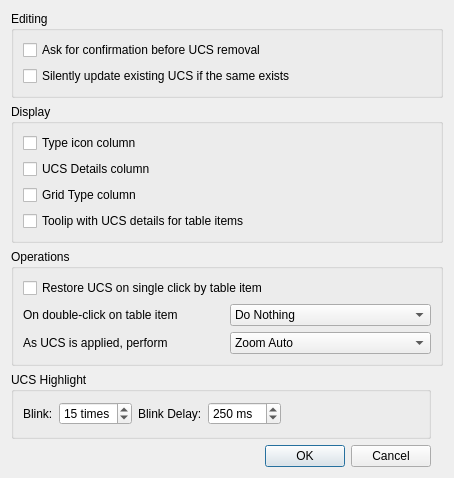
Old version of the form librecad/src/ui/dock_widgets/ucs_list/lc_dlgucslistoptions.ui in the repository LibreCAD/LibreCAD.
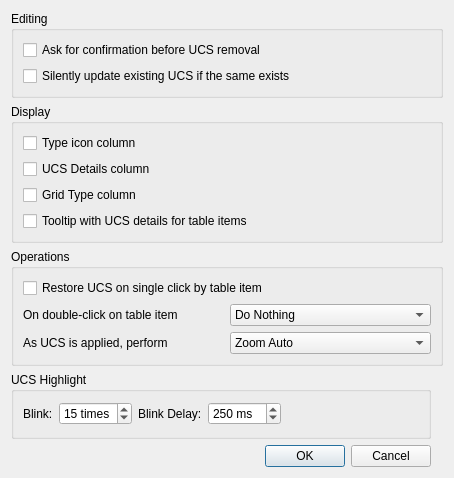
New version of the form.

Diff of the .ui file:
```diff
--- a/librecad/src/ui/dock_widgets/ucs_list/lc_dlgucslistoptions.ui
+++ b/librecad/src/ui/dock_widgets/ucs_list/lc_dlgucslistoptions.ui
@@ -26,7 +26,7 @@
          <string>If сhecked, the tooltip with additional information about UCS will be shown for table item.</string>
         </property>
         <property name="text">
-         <string>Toolip with UCS details for table items</string>
+         <string>Tooltip with UCS details for table items</string>
         </property>
        </widget>
       </item>
```
Left out of the diff: 16 changed lines with no effect on the pictures.
